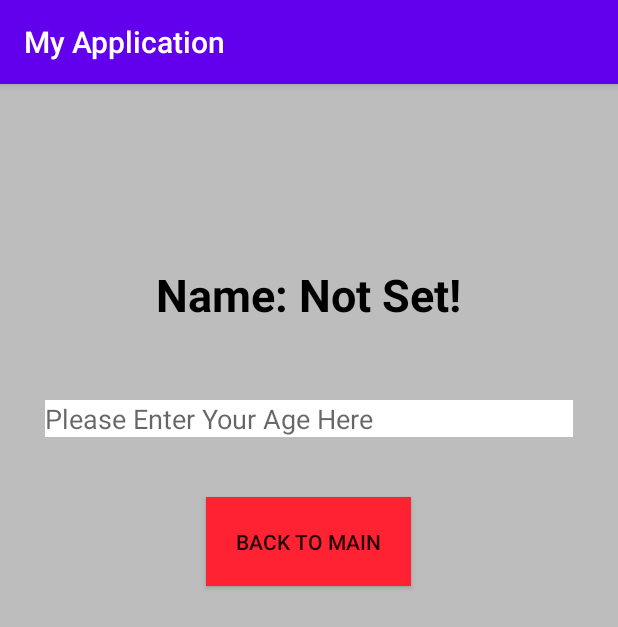
After one commit to BILLXZY1215/Android-Starter, an Android app: the Ac2Activity screen opened directly, with no data from a screen before it, on a phone screen of 412 x 824 dp. The commit adds this screen. Shown: the top 627 px of the screen. Run offline under Robolectric (Android 15) with nearby library versions, the phone set to English and light mode, and no system bars.

Commit message:
Lab3: Activity

```diff
--- /dev/null
+++ b/app/src/main/java/com/example/myapplication/Ac2Activity.java
@@ -0,0 +1,62 @@
+package com.example.myapplication;
+
+import android.content.Intent;
+import android.os.Bundle;
+import android.view.View;
+import android.widget.Button;
+import android.widget.EditText;
+import android.widget.TextView;
+
+import androidx.appcompat.app.AppCompatActivity;
+
+public class Ac2Activity extends AppCompatActivity implements View.OnClickListener{
+
+    private Button pressBtn;
+
+    @Override
+    protected void onCreate(Bundle savedInstanceState) {
+        super.onCreate(savedInstanceState);
+        setContentView(R.layout.ac2_main);
+        pressBtn = findViewById(R.id.press);
+        pressBtn.setOnClickListener(this);
+
+        Bundle b = getIntent().getExtras();
+        TextView name = (TextView)findViewById(R.id.Name_Value);
+        if(b != null){
+            name.setText(b.getString("name"));
+
+            EditText age = (EditText) findViewById(R.id.plain_text_input4);
+            age.setText(b.getString("age"));
+        }else{
+            name.setText("Not Set!");
+        }
+    }
+
+    @Override
+    public void onClick(View view) {
+        try {
+            EditText age = (EditText) findViewById(R.id.plain_text_input4);
+            String age_str= age.getText().toString();
+            switch (view.getId()) {
+                case R.id.press:
+                    toAc(age_str);
+                    break;
+                default:
+                    break;
+            }
+        } catch (Exception e){
+            pressBtn.setText(e.toString());
+        }
+    }
+
+    private void toAc(String age_str){
+        Intent intent = new Intent();
+        intent.setClass(Ac2Activity.this, AcActivity.class); // From Activity2 -> Activity
+        Bundle b = new Bundle();
+        b.putString("age", age_str); //Your age
+        intent.putExtras(b); //Put your age to your next Intent
+        setResult(AcActivity.RESULT_OK, intent);
+//        Ac2Activity.this.startActivity(intent);
+        this.finish();
+    }
+}
--- /dev/null
+++ b/app/src/main/res/layout/ac2_main.xml
@@ -0,0 +1,60 @@
+<?xml version="1.0" encoding="utf-8"?>
+<LinearLayout xmlns:android="http://schemas.android.com/apk/res/android"
+    android:layout_width="match_parent"
+    android:layout_height="match_parent"
+    android:orientation="vertical"
+    android:background="#bdbdbd"
+    >
+    <LinearLayout
+        android:layout_width="wrap_content"
+        android:layout_height="wrap_content"
+        android:orientation="horizontal"
+        android:layout_gravity="center"
+        android:background="#bdbdbd"
+        android:layout_marginTop="100dp"
+        >
+    <TextView
+        android:id="@+id/Name"
+        android:layout_width="wrap_content"
+        android:layout_height="wrap_content"
+        android:layout_marginTop="20dp"
+        android:layout_marginBottom="20dp"
+        android:text="Name: "
+        android:textColor="#000000"
+        android:textSize="30sp"
+        android:layout_gravity="center"
+        android:textStyle="bold"
+        />
+    <TextView
+        android:id="@+id/Name_Value"
+        android:layout_width="wrap_content"
+        android:layout_height="wrap_content"
+        android:layout_marginTop="20dp"
+        android:layout_marginBottom="20dp"
+        android:textColor="#000000"
+        android:textSize="30sp"
+        android:layout_gravity="center"
+        android:textStyle="bold"
+        />
+    </LinearLayout>
+    <EditText
+        android:id="@+id/plain_text_input4"
+        android:layout_height="wrap_content"
+        android:layout_width="match_parent"
+        android:hint="Please Enter Your Age Here"
+        android:layout_gravity="center"
+        android:layout_margin="30dp"
+        android:background="#fff"
+        android:inputType="number"
+        />
+    <Button
+        android:id="@+id/press"
+        android:layout_width="wrap_content"
+        android:layout_height="wrap_content"
+        android:background="#FF23"
+        android:layout_gravity="center"
+        android:layout_margin="10dp"
+        android:text="Back to Main"
+        android:padding="20dp"
+        />
+</LinearLayout>
```
Also changed, not shown: app/src/main/AndroidManifest.xml (+6 -1 lines), app/src/main/java/com/example/myapplication/AcActivity.java (added, +72 -0 lines), app/src/main/java/com/example/myapplication/MainActivity.java (+11 -0 lines), app/src/main/res/layout/ac_main.xml (added, +60 -0 lines), app/src/main/res/layout/activity_main.xml (+10 -0 lines).
